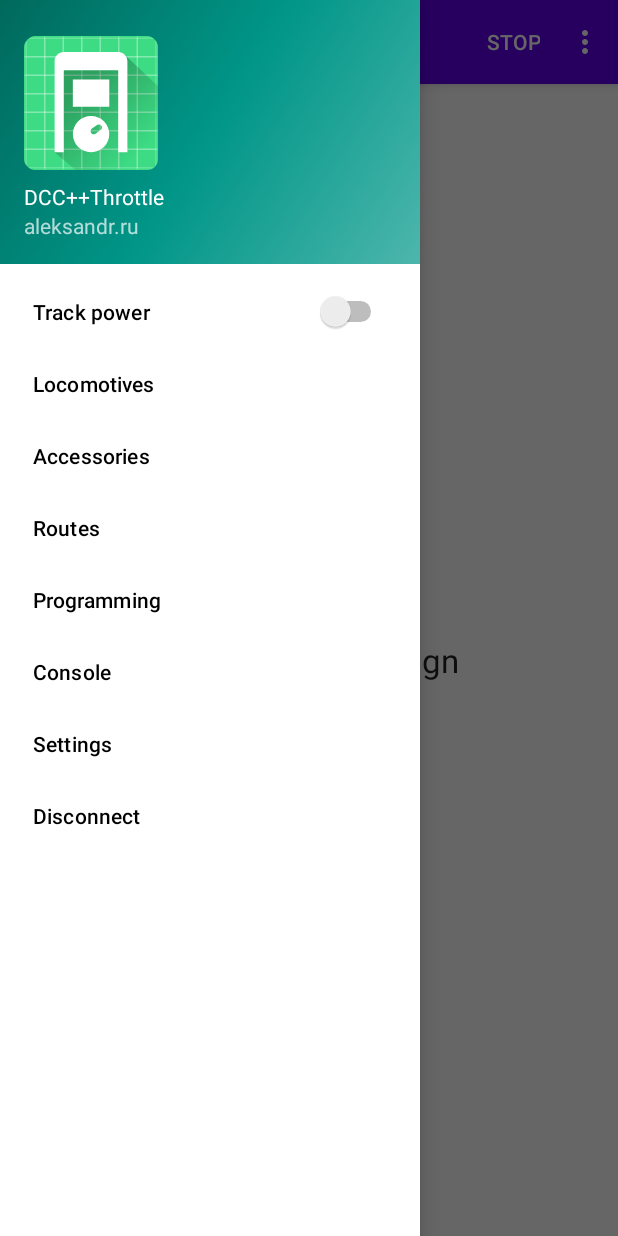
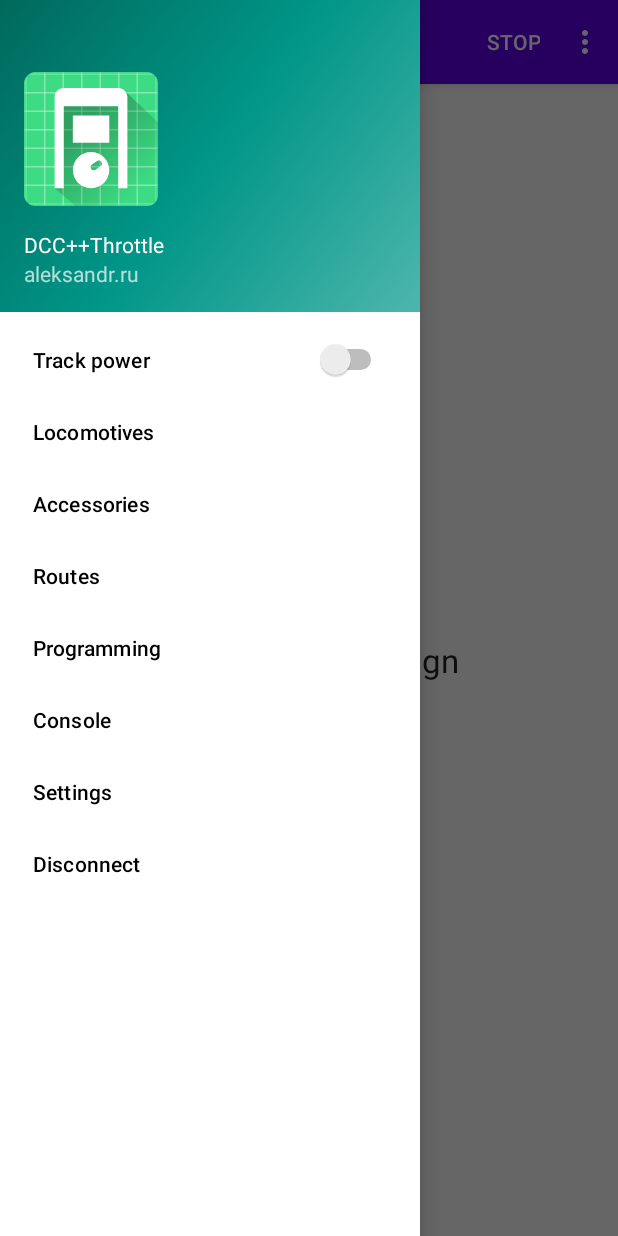
Before and after one commit to Aleksandr-ru/dccppthrottle, an Android app: the MainActivity screen opened directly, with no data from a screen before it, with the side drawer open, on a phone screen of 412 x 824 dp. Run offline under Robolectric (Android 15) with nearby library versions, the phone set to English and light mode, and no system bars.

Commit message:
navigation drawer cosmetics

```diff
--- a/app/src/main/res/layout/nav_header_menu.xml
+++ b/app/src/main/res/layout/nav_header_menu.xml
@@ -2,28 +2,25 @@
 <LinearLayout xmlns:android="http://schemas.android.com/apk/res/android"
     xmlns:app="http://schemas.android.com/apk/res-auto"
     android:layout_width="match_parent"
-    android:layout_height="@dimen/nav_header_height"
+    android:layout_height="wrap_content"
     android:background="@drawable/side_nav_bar"
     android:gravity="bottom"
     android:orientation="vertical"
-    android:paddingLeft="@dimen/activity_horizontal_margin"
-    android:paddingTop="@dimen/activity_vertical_margin"
-    android:paddingRight="@dimen/activity_horizontal_margin"
-    android:paddingBottom="@dimen/activity_vertical_margin"
+    android:padding="@dimen/text_margin"
     android:theme="@style/ThemeOverlay.AppCompat.Dark">
 
     <ImageView
         android:id="@+id/imageView"
         android:layout_width="wrap_content"
         android:layout_height="wrap_content"
-        android:contentDescription="@string/nav_header_desc"
-        android:paddingTop="@dimen/nav_header_vertical_spacing"
+        android:contentDescription="@string/app_name"
+        android:layout_marginTop="@dimen/nav_header_vertical_spacing"
         app:srcCompat="@mipmap/ic_launcher_round" />
 
     <TextView
         android:layout_width="match_parent"
         android:layout_height="wrap_content"
-        android:paddingTop="@dimen/nav_header_vertical_spacing"
+        android:layout_marginTop="@dimen/text_margin"
         android:text="@string/app_name"
         android:textAppearance="@style/TextAppearance.AppCompat.Body1" />
 
--- a/app/src/main/res/values/dimens.xml
+++ b/app/src/main/res/values/dimens.xml
@@ -1,9 +1,5 @@
 <resources>
-    <!-- Default screen margins, per the Android Design guidelines. -->
-    <dimen name="activity_horizontal_margin">16dp</dimen>
-    <dimen name="activity_vertical_margin">16dp</dimen>
-    <dimen name="nav_header_vertical_spacing">8dp</dimen>
-    <dimen name="nav_header_height">176dp</dimen>
+    <dimen name="nav_header_vertical_spacing">32dp</dimen>
     <dimen name="fab_margin">16dp</dimen>
     <dimen name="text_margin">16dp</dimen>
     <dimen name="dialog_padding">24dp</dimen>
--- a/app/src/main/res/values/strings.xml
+++ b/app/src/main/res/values/strings.xml
@@ -25,8 +25,6 @@
 
     <string name="navigation_drawer_open">Open navigation drawer</string>
     <string name="navigation_drawer_close">Close navigation drawer</string>
-
-    <string name="nav_header_desc">Navigation header</string>
 
     <string name="action_stop">Stop</string>
     <string name="action_add_loco">Add locomotive</string>
```
Also changed, not shown: 1 other file.
